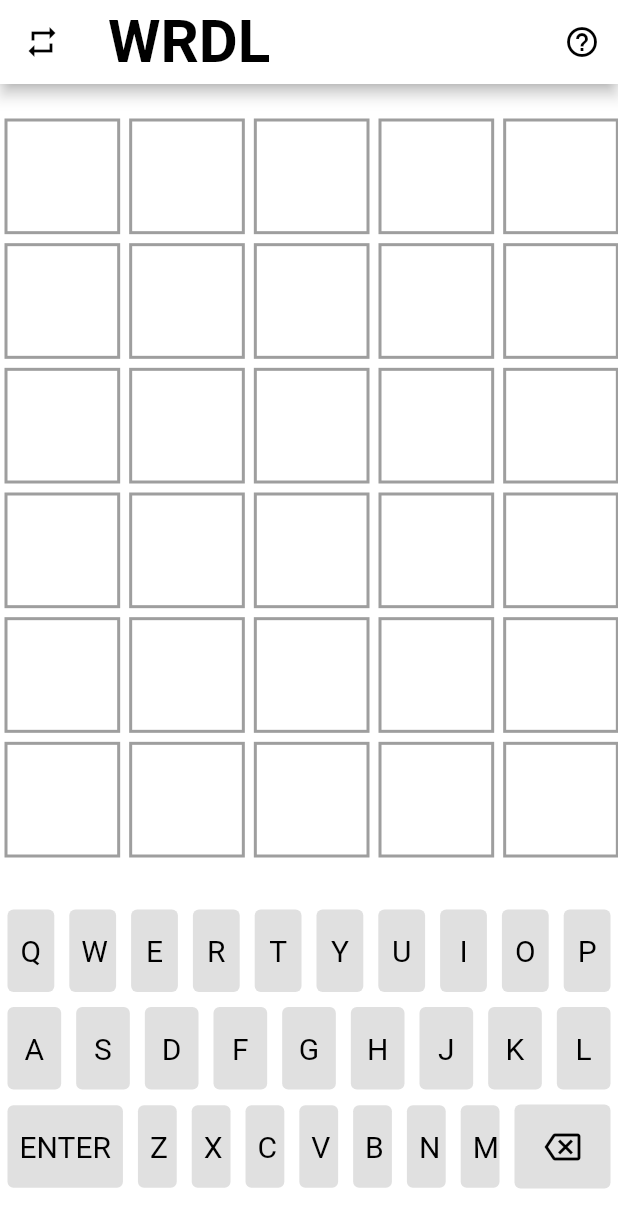
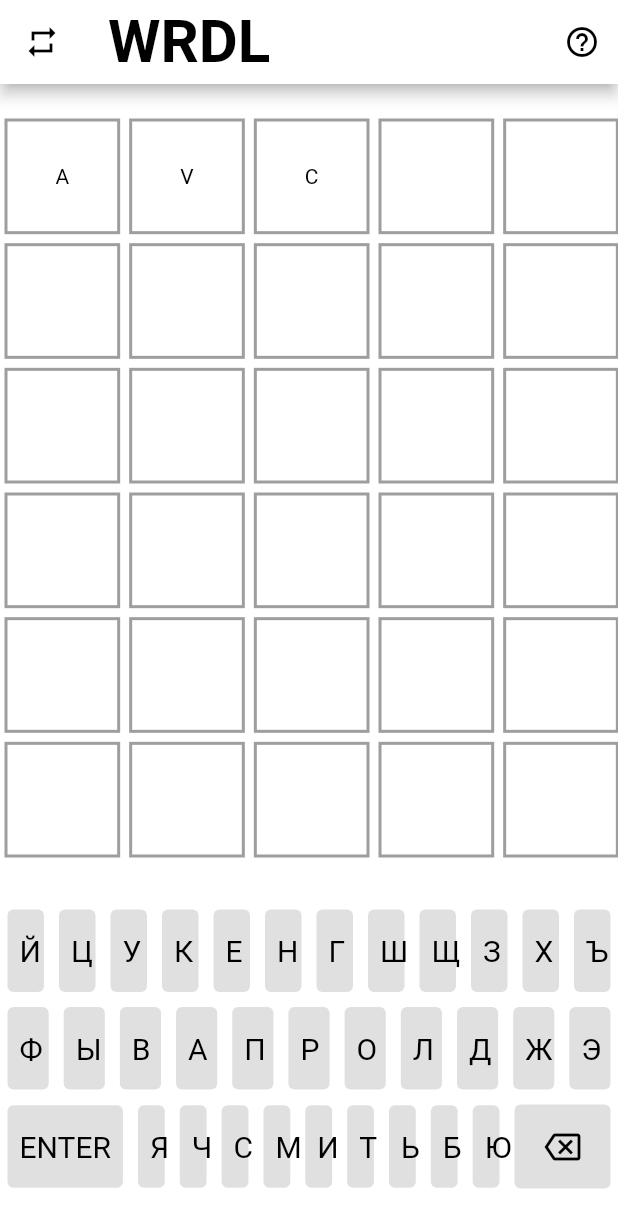
Before and after one commit to pocketdial/wordle-flutter, a Flutter app: the screen it shows after launch, on a phone screen of 412 x 824 dp. Shown: the top 1228 px of the screen. Run offline on Flutter 3.47's test engine with Material 2 defaults, Android fonts, the light colour scheme and no system bars; Roboto replaces fonts that are missing (Arial).

Commit message:
eng -> rus

```diff
--- a/lib/keyboard.dart
+++ b/lib/keyboard.dart
@@ -10,31 +10,35 @@ Widget keyboard() {
         mainAxisAlignment: MainAxisAlignment.spaceEvenly,
         //crossAxisAlignment: CrossAxisAlignment.,
         children: <Widget>[
-          key('Q', Colors.black, Colors.grey.shade300),
-          key('W', Colors.black, Colors.grey.shade300),
-          key('E', Colors.black, Colors.grey.shade300),
-          key('R', Colors.black, Colors.grey.shade300),
-          key('T', Colors.black, Colors.grey.shade300),
-          key('Y', Colors.black, Colors.grey.shade300),
-          key('U', Colors.black, Colors.grey.shade300),
-          key('I', Colors.black, Colors.grey.shade300),
-          key('O', Colors.black, Colors.grey.shade300),
-          key('P', Colors.black, Colors.grey.shade300),
+          key('Й', Colors.black, Colors.grey.shade300),
+          key('Ц', Colors.black, Colors.grey.shade300),
+          key('У', Colors.black, Colors.grey.shade300),
+          key('К', Colors.black, Colors.grey.shade300),
+          key('Е', Colors.black, Colors.grey.shade300),
+          key('Н', Colors.black, Colors.grey.shade300),
+          key('Г', Colors.black, Colors.grey.shade300),
+          key('Ш', Colors.black, Colors.grey.shade300),
+          key('Щ', Colors.black, Colors.grey.shade300),
+          key('З', Colors.black, Colors.grey.shade300),
+          key('Х', Colors.black, Colors.grey.shade300),
+          key('Ъ', Colors.black, Colors.grey.shade300),
         ],
       ),
       Row(
         mainAxisAlignment: MainAxisAlignment.spaceEvenly,
         //crossAxisAlignment: CrossAxisAlignment.stretch,
         children: <Widget>[
-          key('A', Colors.black, Colors.grey.shade300),
-          key('S', Colors.black, Colors.grey.shade300),
-          key('D', Colors.black, Colors.grey.shade300),
-          key('F', Colors.black, Colors.grey.shade300),
-          key('G', Colors.black, Colors.grey.shade300),
-          key('H', Colors.black, Colors.grey.shade300),
-          key('J', Colors.black, Colors.grey.shade300),
-          key('K', Colors.black, Colors.grey.shade300),
-          key('L', Colors.black, Colors.grey.shade300),
+          key('Ф', Colors.black, Colors.grey.shade300),
+          key('Ы', Colors.black, Colors.grey.shade300),
+          key('В', Colors.black, Colors.grey.shade300),
+          key('А', Colors.black, Colors.grey.shade300),
+          key('П', Colors.black, Colors.grey.shade300),
+          key('Р', Colors.black, Colors.grey.shade300),
+          key('О', Colors.black, Colors.grey.shade300),
+          key('Л', Colors.black, Colors.grey.shade300),
+          key('Д', Colors.black, Colors.grey.shade300),
+          key('Ж', Colors.black, Colors.grey.shade300),
+          key('Э', Colors.black, Colors.grey.shade300),
         ],
       ),
       Row(
@@ -53,16 +57,18 @@ Widget keyboard() {
                 textStyle: const TextStyle(fontSize: 20),
               ),
               onPressed: () {},
-              child: Text('ENTER'),
+              child: const Text('ENTER'),
             ),
           ),
-          key('Z', Colors.black, Colors.grey.shade300),
-          key('X', Colors.black, Colors.grey.shade300),
-          key('C', Colors.black, Colors.grey.shade300),
-          key('V', Colors.black, Colors.grey.shade300),
-          key('B', Colors.black, Colors.grey.shade300),
-          key('N', Colors.black, Colors.grey.shade300),
-          key('M', Colors.black, Colors.grey.shade300),
+          key('Я', Colors.black, Colors.grey.shade300),
+          key('Ч', Colors.black, Colors.grey.shade300),
+          key('С', Colors.black, Colors.grey.shade300),
+          key('М', Colors.black, Colors.grey.shade300),
+          key('И', Colors.black, Colors.grey.shade300),
+          key('Т', Colors.black, Colors.grey.shade300),
+          key('Ь', Colors.black, Colors.grey.shade300),
+          key('Б', Colors.black, Colors.grey.shade300),
+          key('Ю', Colors.black, Colors.grey.shade300),
           //key('DEL', Colors.black, Colors.grey),
           Container(
             margin: const EdgeInsets.all(5),
@@ -75,7 +81,7 @@ Widget keyboard() {
                   textStyle: const TextStyle(fontSize: 20),
                 ),
                 onPressed: () {},
-                child: Icon(Icons.backspace_outlined) //Text('DEL'),
+                child: const Icon(Icons.backspace_outlined) //Text('DEL'),
                 ),
           ),
         ],
@@ -118,9 +124,103 @@ Widget key(String letter, Color keyColour, Color textColour) {
           //minimumSize: const Size(45, 1),
           textStyle: const TextStyle(fontSize: 20),
         ),
-        onPressed: () {},
+        onPressed: () {
+          addLetter(letter);
+        },
         child: Text(letter),
       ),
     ),
   );
 }
+
+var letterList1 = [
+  'A',
+  'V',
+  'C',
+  '',
+  '',
+];
+var letterList2 = [
+  '',
+  '',
+  '',
+  '',
+  '',
+];
+var letterList3 = [
+  '',
+  '',
+  '',
+  '',
+  '',
+];
+var letterList4 = [
+  '',
+  '',
+  '',
+  '',
+  '',
+];
+var letterList5 = [
+  '',
+  '',
+  '',
+  '',
+  '',
+];
+var letterList6 = [
+  '',
+  '',
+  '',
+  '',
+  '',
+];
+var indexList = 1;
+var indexLetterList1 = 0;
+var indexLetterList2 = 0;
+var indexLetterList3 = 0;
+var indexLetterList4 = 0;
+var indexLetterList5 = 0;
+var indexLetterList6 = 0;
+
+void addLetter(String letter) {
+  if (indexList == 1) {
+    letterList1[indexLetterList1] = letter;
+    indexLetterList1++;
+    if (indexLetterList1 == 5) {
+      indexList++;
+    }
+  } else if (indexList == 2) {
+    letterList2[indexLetterList2] = letter;
+    indexLetterList2++;
+    if (indexLetterList2 == 5) {
+      indexList++;
+    }
+  } else if (indexList == 3) {
+    letterList3[indexLetterList3] = letter;
+    indexLetterList3++;
+    if (indexLetterList3 == 5) {
+      indexList++;
+    }
+  } else if (indexList == 4) {
+    letterList4[indexLetterList4] = letter;
+    indexLetterList4++;
+    if (indexLetterList4 == 5) {
+      indexList++;
+    }
+  } else if (indexList == 5) {
+    letterList5[indexLetterList5] = letter;
+    indexLetterList5++;
+    if (indexLetterList5 == 5) {
+      indexList++;
+    }
+  } else if (indexList == 6) {
+    letterList6[indexLetterList6] = letter;
+    indexLetterList6++;
+    if (indexLetterList6 == 5) {
+      indexList++; //TODO
+    }
+  }
+
+  print(letterList1 + letterList2 + letterList3 + letterList4 + letterList5);
+}
--- a/lib/main.dart
+++ b/lib/main.dart
@@ -30,8 +30,24 @@
 }
 
 class _MyHomePageState extends State<MyHomePage> {
+  var rowList1 = ['', '', '', '', ''];
+  var rowList2 = ['', '', '', '', ''];
+  var rowList3 = ['', '', '', '', ''];
+  var rowList4 = ['', '', '', '', ''];
+  var rowList5 = ['', '', '', '', ''];
+  var rowList6 = ['', '', '', '', ''];
+
   @override
   Widget build(BuildContext context) {
+    setState(() {
+      rowList1 = letterList1;
+      rowList2 = letterList2;
+      rowList3 = letterList3;
+      rowList4 = letterList4;
+      rowList5 = letterList5;
+      rowList6 = letterList6;
+    });
+
     return Scaffold(
       backgroundColor: Colors.white,
       appBar: AppBar(
@@ -67,7 +83,7 @@
         child: Column(
           //mainAxisAlignment: MainAxisAlignment.spaceEvenly,
           children: [
-            SizedBox(
+            const SizedBox(
               height: 20,
             ),
             Expanded(
@@ -79,12 +95,12 @@
 
                   //crossAxisAlignment: CrossAxisAlignment.stretch,
                   children: [
-                    RowOfFrames(),
-                    RowOfFrames(),
-                    RowOfFrames(),
-                    RowOfFrames(),
-                    RowOfFrames(),
-                    RowOfFrames(),
+                    RowOfFrames(letterList: rowList1),
+                    RowOfFrames(letterList: rowList2),
+                    RowOfFrames(letterList: rowList3),
+                    RowOfFrames(letterList: rowList4),
+                    RowOfFrames(letterList: rowList5),
+                    RowOfFrames(letterList: rowList6),
                   ],
                 ),
                 //color: Colors.grey[200],
@@ -115,9 +131,9 @@
 }
 
 class RowOfFrames extends StatelessWidget {
-  const RowOfFrames({
-    Key? key,
-  }) : super(key: key);
+  const RowOfFrames({Key? key, required this.letterList}) : super(key: key);
+
+  final List letterList;
 
   @override
   Widget build(BuildContext context) {
@@ -126,11 +142,11 @@
         mainAxisAlignment: MainAxisAlignment.center,
         //crossAxisAlignment: CrossAxisAlignment.stretch,
         children: <Widget>[
-          FrameWidget(letter: '', colour: Colors.white),
-          FrameWidget(letter: '', colour: Colors.white),
-          FrameWidget(letter: '', colour: Colors.white),
-          FrameWidget(letter: '', colour: Colors.white),
-          FrameWidget(letter: '', colour: Colors.white),
+          FrameWidget(letter: letterList[0], colour: Colors.white),
+          FrameWidget(letter: letterList[1], colour: Colors.white),
+          FrameWidget(letter: letterList[2], colour: Colors.white),
+          FrameWidget(letter: letterList[3], colour: Colors.white),
+          FrameWidget(letter: letterList[4], colour: Colors.white),
         ],
       ),
     );
@@ -167,7 +183,7 @@
             style: const TextStyle(
               fontFamily: 'Arial',
               //fontSize: 80,
-              color: Colors.white,
+              color: Colors.black,
               //height: 1,
             ),
             textAlign: TextAlign.center,
```
